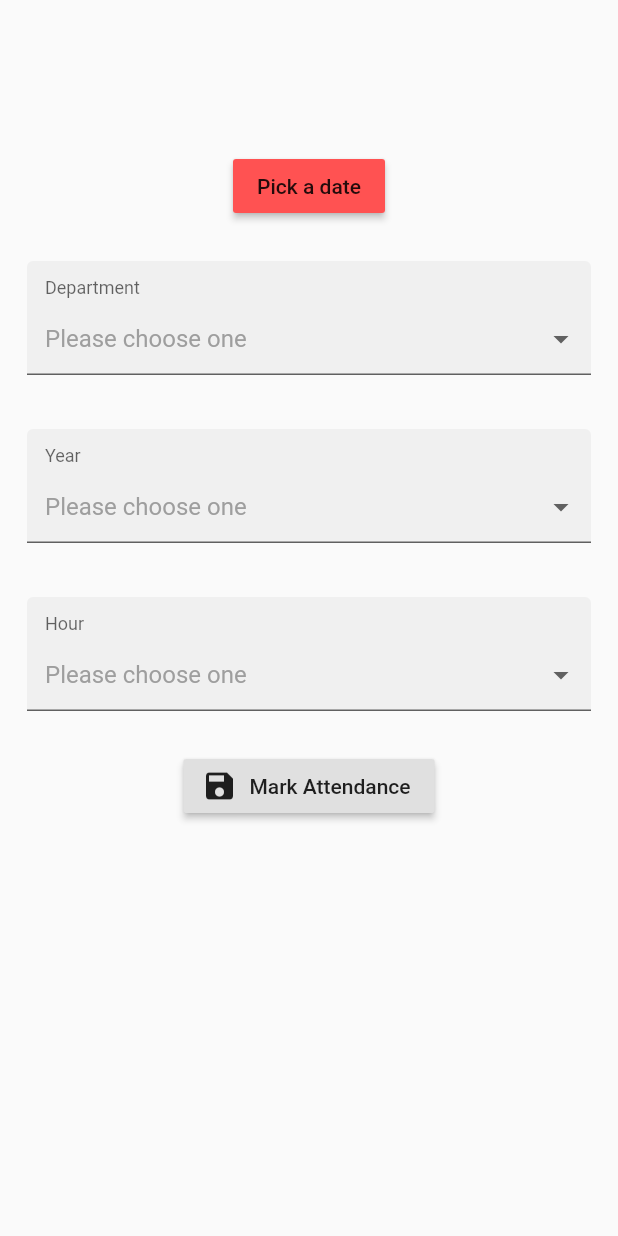
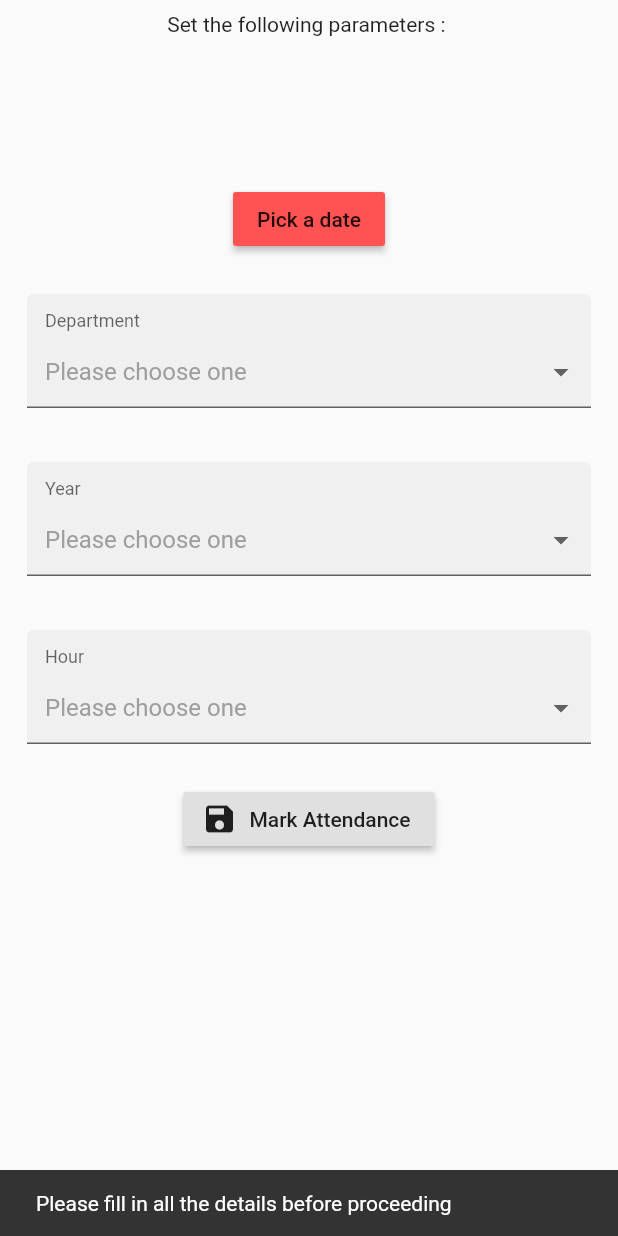
Before and after one commit to vedanshdwivedi/cucekified, a Flutter app: the SetParameters screen opened directly, after a tap on "Mark Attendance", on a phone screen of 412 x 824 dp. Run offline on Flutter 3.47's test engine with Material 2 defaults, Android fonts, the phone set to English and light mode, and no system bars; drawn by our look-alikes of dropdown_formfield; our stand-ins replace cloud_firestore, email_validator, flutter_svg, google_sign_in; accounts and stored records are empty.

Commit message:
Set parameters page working

```diff
--- a/lib/pages/mark_attendance.dart
+++ b/lib/pages/mark_attendance.dart
@@ -8,8 +8,6 @@ class MarkAttendance extends StatefulWidget {
 class _MarkAttendanceState extends State<MarkAttendance> {
   @override
   Widget build(BuildContext context) {
-    return Container(
-
-    );
+    return Text('Mark Attendance');
   }
 }
--- a/lib/pages/set_parameters.dart
+++ b/lib/pages/set_parameters.dart
@@ -1,3 +1,4 @@
+import 'package:cucekified/pages/mark_attendance.dart';
 import 'package:dropdown_formfield/dropdown_formfield.dart';
 import 'package:flutter/material.dart';
 import 'package:intl/intl.dart';
@@ -13,6 +14,9 @@ String year;
 String hour;
 
 class _SetParametersState extends State<SetParameters> {
+
+  final _snackbarKey = GlobalKey<ScaffoldState>();
+
   @override
   void initState() {
     super.initState();
@@ -148,29 +152,56 @@ class _SetParametersState extends State<SetParameters> {
           "display": "4",
           "value": "4",
         },
+        {
+          "display": "5",
+          "value": "5",
+        },
+        {
+          "display": "6",
+          "value": "6",
+        },
       ],
       textField: 'display',
       valueField: 'value',
     );
   }
 
+
+  handleParameters(){
+    if(date != null && dept != null && year != null && hour != null){
+      Navigator.of(context).push(MaterialPageRoute(builder: (context) => MarkAttendance()));
+    }else{
+      final snackBar = SnackBar(content: Text('Please fill in all the details before proceeding'));
+      _snackbarKey.currentState.showSnackBar(snackBar);
+    }
+  }
+
+
   @override
   Widget build(BuildContext context) {
     return Scaffold(
+      key: _snackbarKey,
       body: ListView(
         children: <Widget>[
           Column(
             mainAxisAlignment: MainAxisAlignment.center,
             crossAxisAlignment: CrossAxisAlignment.center,
             children: <Widget>[
+
+              Center(
+                child: Padding(
+                  padding: const EdgeInsets.all(8.0),
+                  child: Text("Set the following parameters : "),
+                ),
+              ),
               // Date Picker
               Center(
                 child: Padding(
                   padding: const EdgeInsets.only(
-                      top: 100.0, left: 8.0, right: 8.0, bottom: 8.0),
+                      top: 90.0, left: 8.0, right: 8.0, bottom: 8.0),
                   child: RaisedButton(
                     color: Colors.redAccent,
-                    child: Text('Pick a date'),
+                    child: date == null ? Text('Pick a date') : Text("Selected Date: $date"),
                     onPressed: () {
                       showDatePicker(
                               context: context,
@@ -179,7 +210,10 @@ class _SetParametersState extends State<SetParameters> {
                               lastDate: DateTime(2025))
                           .then((value) {
                         var formatter = new DateFormat('yyyy-MM-dd');
-                        date = formatter.format(value);
+                        setState(() {
+                          date = formatter.format(value);
+                        });
+                        // date = formatter.format(value);
                         print(date);
                       });
                     },
@@ -216,7 +250,7 @@ class _SetParametersState extends State<SetParameters> {
                 child: Padding(
                   padding: const EdgeInsets.all(8.0),
                   child: RaisedButton.icon(
-                      onPressed: () => print('Mark'),
+                      onPressed: handleParameters,
                       icon: Icon(Icons.save),
                       label: Text('Mark Attendance')),
                 ),
```
